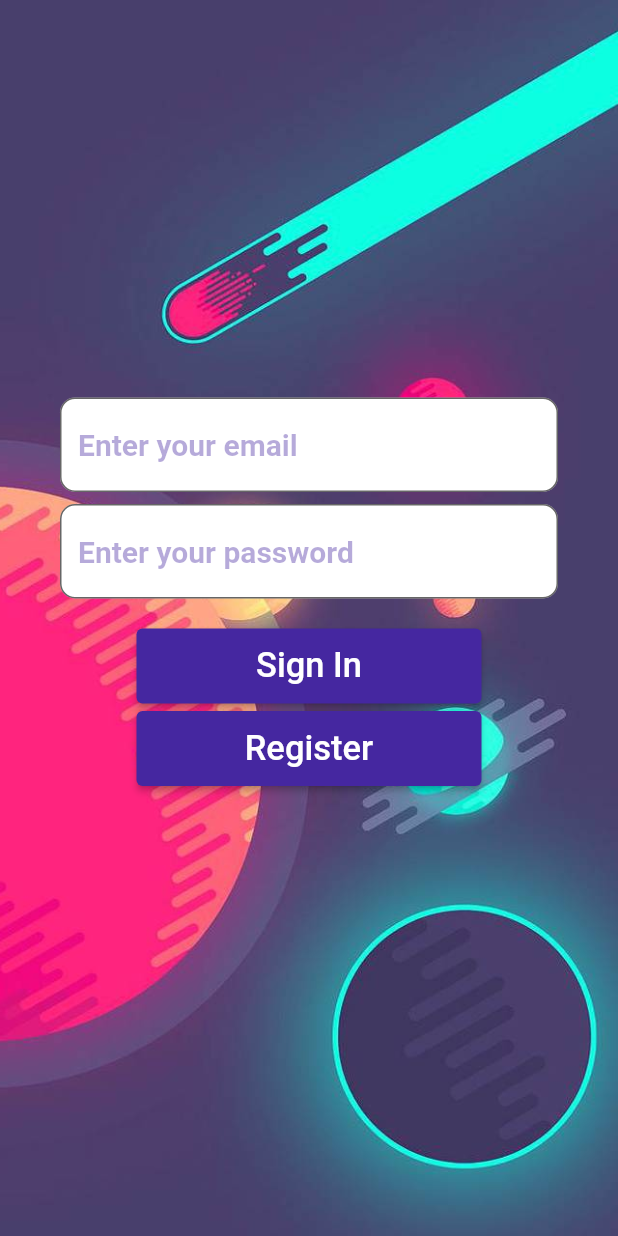
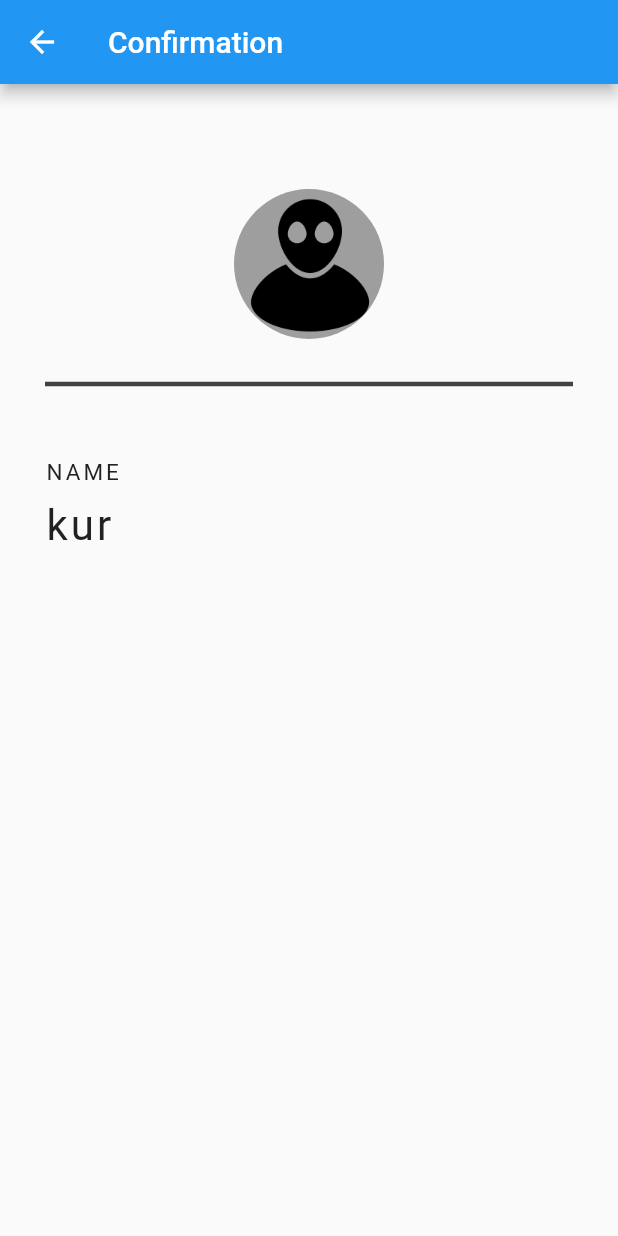
Before and after one commit to Georgi1914/Olympus-Glory, a Flutter app: the screen it shows after launch, on a phone screen of 412 x 824 dp. Run offline on Flutter 3.47's test engine with Material 2 defaults, Android fonts, the phone set to English and light mode, and no system bars; our stand-ins replace cloud_firestore, firebase_auth, firebase_core, getwidget; accounts and stored records are empty.

Commit message:
Confirmation page

```diff
--- a/rocket_booker/lib/SpacePort/SpacePorts.dart
+++ b/rocket_booker/lib/SpacePort/SpacePorts.dart
@@ -2,6 +2,7 @@ import 'package:flutter/material.dart';
 import 'package:rocket_booker/destinations/TemplateCard.dart';
 import 'package:cloud_firestore/cloud_firestore.dart';
 import 'package:getwidget/getwidget.dart';
+import 'confirmation.dart';
 
 class SpacePorts extends StatefulWidget {
   const SpacePorts({Key? key}) : super(key: key);
@@ -70,7 +71,8 @@ class _SpacePortsState extends State<SpacePorts> {
                                     document.data()! as Map<String, dynamic>;
                                 return TextButton(
                                   child: Text(data['Date']),
-                                  onPressed: () {},
+                                  onPressed: () {;
+                                  },
                                 );
                               }).toList(),
                             ),
--- /dev/null
+++ b/rocket_booker/lib/SpacePort/confirmation.dart
@@ -0,0 +1,57 @@
+import 'package:firebase_core/firebase_core.dart';
+import 'package:flutter/material.dart';
+import 'package:firebase_core/firebase_core.dart';
+import 'package:firebase_auth/firebase_auth.dart';
+import 'package:rocket_booker/services/authentication.dart';
+
+class confirmationPage extends StatelessWidget{
+   confirmationPage({Key? key}) : super(key: key);
+
+late User _currentUser;
+  Widget build(BuildContext context) {
+    return Scaffold(
+        appBar: AppBar(
+          title: const Text('Confirmation'),
+        ),
+        body: Padding(
+          padding: const EdgeInsets.symmetric(vertical: 70.0, horizontal: 30.0),
+          child: Column(
+            crossAxisAlignment: CrossAxisAlignment.start, children: [
+            const Center(
+              child: CircleAvatar(
+                backgroundColor: Colors.grey,
+                radius: 50.0,
+                child: Image(image: AssetImage('assets/avatar.png')),
+              ),
+            ),
+            Divider(
+              height: 60,
+              thickness: 3.0,
+              color: Colors.grey[800],
+            ),
+            SizedBox(height: 20.0),
+            Text(
+              'NAME',
+              style: TextStyle(
+                color: Colors.grey[900],
+                letterSpacing: 2.0,
+                fontSize: 15.0,
+              ),
+            ),
+            SizedBox(height: 10.0),
+            Text(
+              "kur",
+              // ${_currentUser.displayName}'
+              style: TextStyle(
+                color: Colors.grey[900],
+                //fontWeight: FontWeight.bold,
+                fontSize: 28.0,
+                letterSpacing: 2.0,
+              ),
+            ),
+            SizedBox(height: 60.0),
+          ],
+          ),
+        ));
+  }
+}
--- a/rocket_booker/lib/main.dart
+++ b/rocket_booker/lib/main.dart
@@ -2,6 +2,7 @@ import 'package:firebase_core/firebase_core.dart';
 import 'package:flutter/material.dart';
 import 'package:rocket_booker/SpacePort/SpacePorts.dart';
 import 'package:rocket_booker/SpacePort/SpacePortsDates.dart';
+import 'package:rocket_booker/SpacePort/confirmation.dart';
 import 'package:rocket_booker/destinations/destinationsPage.dart';
 import 'package:rocket_booker/homepage.dart';
 import 'package:rocket_booker/info_page.dart';
@@ -20,7 +21,7 @@ void main() async {
   // );
   FirebaseApp defaultApp = await Firebase.initializeApp();
   runApp(MaterialApp(
-      initialRoute: '/login',
+      initialRoute: '/confirmation',
       routes: {
         '/login': (context) => loginPage(),
         '/register': (context) => RegisterPage(),
@@ -31,6 +32,7 @@ void main() async {
         '/SpacePorts': ((context) => SpacePorts()),
         '/reviews': ((context) => ReviewsPage()),
         '/destinations': ((context) => destinationsPage()),
+        '/confirmation': ((context) => confirmationPage())
       },
       home: loginPage()));
 }
--- a/rocket_booker/pubspec.yaml
+++ b/rocket_booker/pubspec.yaml
@@ -38,6 +38,7 @@ dependencies:
   firebase_auth: ^3.3.10
   cloud_firestore: ^3.1.10
   getwidget: ^2.0.5
+  purchases_flutter: ^3.9.5
 
 dev_dependencies:
   flutter_test:
```
Also changed, not shown: rocket_booker/pubspec.lock.
